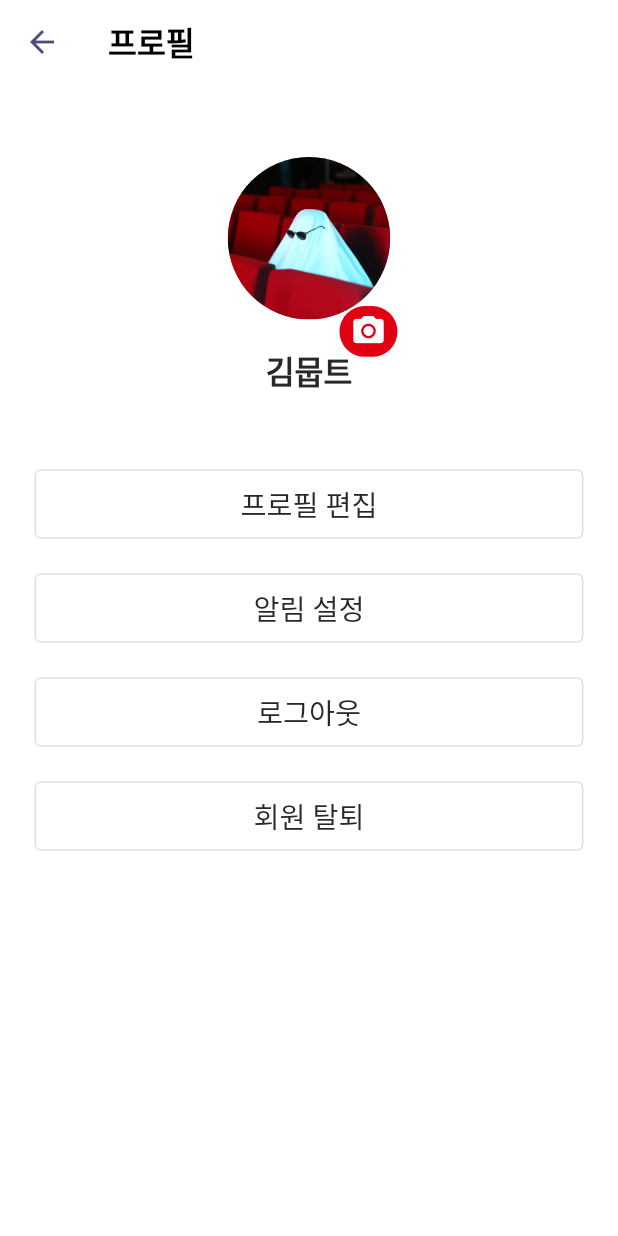
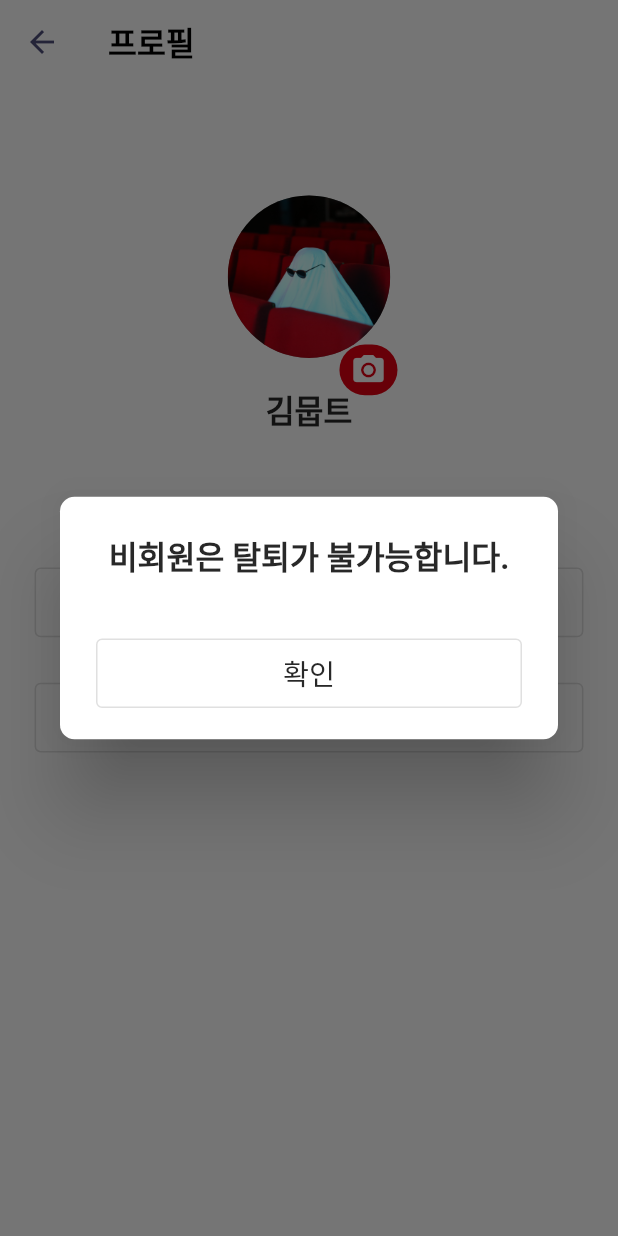
Before and after one commit to slate-movte/slate-client, a Flutter app: the ProfileView screen opened directly, after a tap on "회원 탈퇴", on a phone screen of 412 x 824 dp. Run offline on Flutter 3.47's test engine with Material 2 defaults, Android fonts, the phone set to English and light mode, and no system bars; our stand-ins replace camera, carousel_slider, dartz, equatable, flutter_bloc, flutter_screenutil and 5 more; missing offline and left inert: kakao_flutter_sdk; Roboto replaces fonts that are missing (Pretendard).

Commit message:
design: edit profile view buttons

```diff
--- a/lib/presentation/views/profile_view.dart
+++ b/lib/presentation/views/profile_view.dart
@@ -1,6 +1,7 @@
 import 'package:flutter/material.dart';
 import 'package:flutter_screenutil/flutter_screenutil.dart';
 import 'package:slate/core/utils/assets.dart';
+import 'package:slate/presentation/views/sign_in_view.dart';
 import '../../core/utils/themes.dart';
 
 class ProfileView extends StatelessWidget {
@@ -50,24 +51,58 @@ class ProfileView extends StatelessWidget {
                 ),
               ),
               Flexible(
-                flex: 2,
+                flex: 1,
                 child: Column(
-                  mainAxisAlignment: MainAxisAlignment.spaceBetween,
+                  mainAxisAlignment: MainAxisAlignment.spaceAround,
+                  // mainAxisAlignment: MainAxisAlignment.spaceBetween,
                   children: [
+                    // OutlinedButton(
+                    //   onPressed: () {},
+                    //   child: const Text('프로필 편집'),
+                    // ),
+                    // OutlinedButton(
+                    //   onPressed: () {},
+                    //   child: const Text('알림 설정'),
+                    // ),
                     OutlinedButton(
-                      onPressed: () {},
-                      child: const Text('프로필 편집'),
-                    ),
-                    OutlinedButton(
-                      onPressed: () {},
-                      child: const Text('알림 설정'),
-                    ),
-                    OutlinedButton(
-                      onPressed: () {},
+                      onPressed: () {
+                        Navigator.push(
+                          context,
+                          MaterialPageRoute(
+                            builder: (context) => const SignInView(),
+                          ),
+                        );
+                      },
                       child: const Text('로그아웃'),
                     ),
                     OutlinedButton(
-                      onPressed: () {},
+                      onPressed: () {
+                        showDialog(context: context,
+                            barrierDismissible: false,
+                            builder: (BuildContext context) {
+                              return AlertDialog(
+                                shape: RoundedRectangleBorder(
+                                  borderRadius: BorderRadius.circular(10.r),
+                                ),
+                                backgroundColor: Colors.white,
+                                title: Column(
+                                  children: [
+                                    Padding(
+                                      padding: EdgeInsets.only(bottom: 40.h),
+                                      child: Text("비회원은 탈퇴가 불가능합니다.", style: Theme.of(context).textTheme.titleMedium),
+                                    ),
+                                    OutlinedButton(
+                                      onPressed: () {
+                                        Navigator.pop(context, 'OK');
+                                      },
+                                      child: const Text('확인'),
+                                    ),
+                                  ],
+                                )
+                              );
+                          }
+                        );
+                      },
                       child: const Text('회원 탈퇴'),
                     ),
                   ],
```
